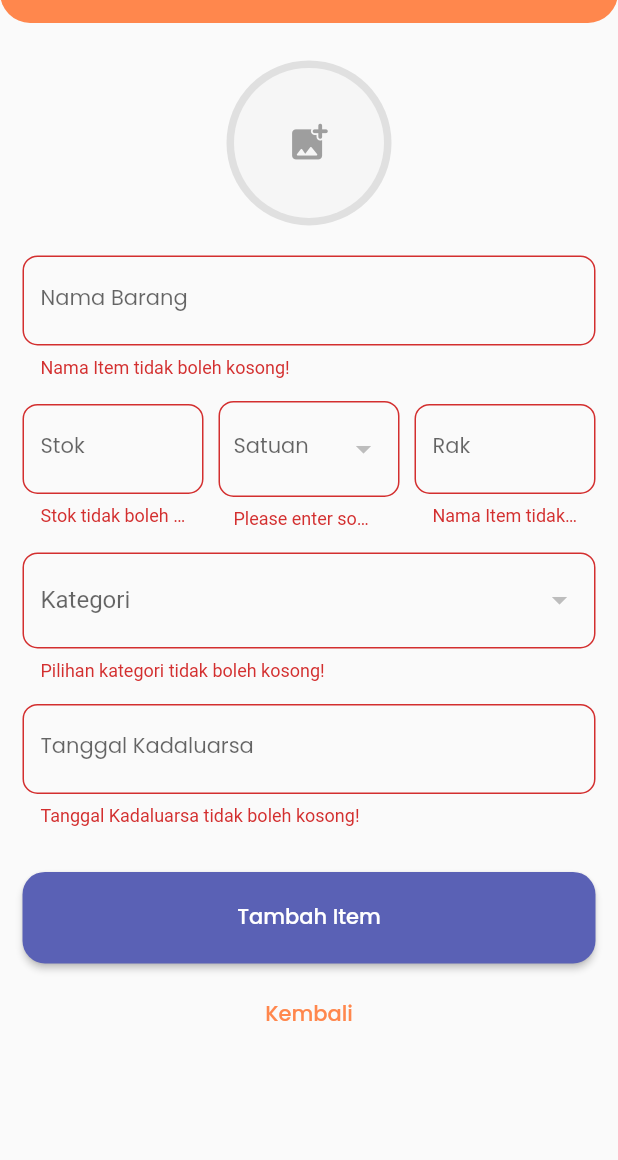
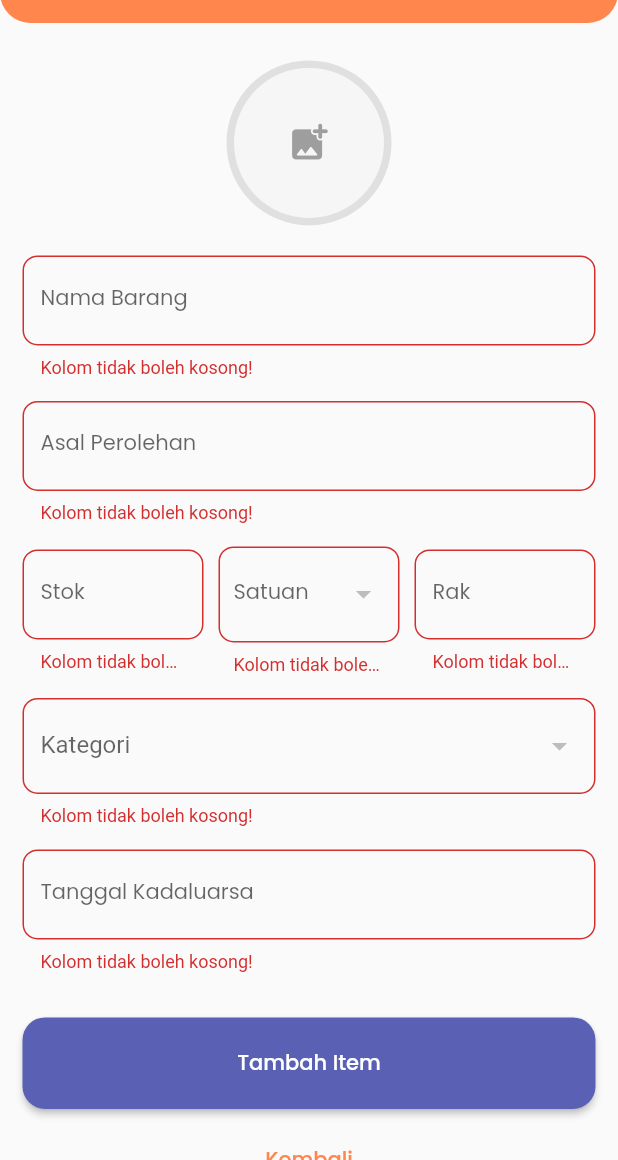
Before and after one commit to Remienne/ta_sistemManajemenLogistik, a Flutter app: the LogisticInput screen opened directly, after a tap on "Tambah Item", on a phone screen of 412 x 824 dp, the part 76-1236 px from its top. Run offline on Flutter 3.47's test engine with Material 2 defaults, Android fonts, the phone set to English and light mode, and no system bars; our stand-ins replace cached_network_image, cloud_firestore, dots_indicator, firebase_auth, firebase_core, firebase_storage and 6 more; accounts and stored records are empty.

Commit message:
- added one more field 'Asal Perolehan' into firebase and inside the app

```diff
--- a/lib/features/logisticMain/controllers/logistic_input_controller.dart
+++ b/lib/features/logisticMain/controllers/logistic_input_controller.dart
@@ -8,6 +8,7 @@ class LogisticInputController extends GetxController{
 
   //Textfield Controllers to get data from Textfields
   final name = TextEditingController();
+  final source = TextEditingController();
   final storageID = TextEditingController();
   final units = TextEditingController();
   final stock = TextEditingController();
--- a/lib/features/logisticMain/views/logistic_input.dart
+++ b/lib/features/logisticMain/views/logistic_input.dart
@@ -32,6 +32,7 @@ class _LogisticInputState extends State<LogisticInput> {
 
   // ignore: prefer_typing_uninitialized_variables
   var category, units, _urlItemImage;
+  String validatorNull = 'Kolom tidak boleh kosong!';
   DateTime dateNow = DateTime.now();
   DateTime selectedDate = DateTime.now();
 
@@ -240,7 +241,30 @@ class _LogisticInputState extends State<LogisticInput> {
                     ),
                     validator: (value) {
                       if (value == null || value.isEmpty) {
-                        return 'Nama Item tidak boleh kosong!';
+                        return validatorNull;
+                      }
+                      return null;
+                    },
+                  ),
+
+                  const SizedBox(height: 15),
+
+                  //input asal perolehan
+                  TextFormField(
+                    autovalidateMode: AutovalidateMode.onUserInteraction,
+                    controller: logisticController.source,
+                    style: GoogleFonts.poppins(
+                      fontSize: 14,
+                    ),
+                    decoration: InputDecoration(
+                      labelText: 'Asal Perolehan',
+                      border: OutlineInputBorder(
+                        borderRadius: BorderRadius.circular(10),
+                      ),
+                    ),
+                    validator: (value) {
+                      if (value == null || value.isEmpty) {
+                        return validatorNull;
                       }
                       return null;
                     },
@@ -257,7 +281,7 @@ class _LogisticInputState extends State<LogisticInput> {
                             autovalidateMode: AutovalidateMode.onUserInteraction,
                             validator: (value) {
                               if (value == null || value.isEmpty) {
-                                return 'Stok tidak boleh kosong!';
+                                return validatorNull;
                               }
                               return null;
                             },
@@ -301,7 +325,7 @@ class _LogisticInputState extends State<LogisticInput> {
                               autovalidateMode: AutovalidateMode.onUserInteraction,
                               validator: (value) {
                                 if (value == null) {
-                                  return 'Please enter some text';
+                                  return validatorNull;
                                 }
                                 return null;
                               },
@@ -335,7 +359,7 @@ class _LogisticInputState extends State<LogisticInput> {
                           autovalidateMode: AutovalidateMode.onUserInteraction,
                           validator: (value) {
                             if (value == null || value.isEmpty) {
-                              return 'Nama Item tidak boleh kosong!';
+                              return validatorNull;
                             }
                             return null;
                           },
@@ -389,7 +413,7 @@ class _LogisticInputState extends State<LogisticInput> {
                         ),
                         validator: (value) {
                           if (value == null) {
-                            return 'Pilihan kategori tidak boleh kosong!';
+                            return validatorNull;
                           }
                           return null;
                         },
@@ -426,7 +450,7 @@ class _LogisticInputState extends State<LogisticInput> {
                       ),
                       validator: (value) {
                         if (value == null || value.isEmpty) {
-                          return 'Tanggal Kadaluarsa tidak boleh kosong!';
+                          return validatorNull;
                         }
                         return null;
                       },
@@ -463,6 +487,7 @@ class _LogisticInputState extends State<LogisticInput> {
                                   setState(() {
                                     final logistics = LogisticsModel(
                                         name: logisticController.name.text.trim(),
+                                        source: logisticController.source.text.trim(),
                                         storageId: logisticController.storageID.text.trim(),
                                         units: units,
                                         stock: double.parse(logisticController.stock.text.trim()),
@@ -470,7 +495,7 @@ class _LogisticInputState extends State<LogisticInput> {
                                         dateEnd: Timestamp.fromDate(selectedDate),
                                         uploadedDate: Timestamp.fromDate(dateNow),
                                         imgPath: _urlItemImage?? 'Tidak ada gambar',
-                                        officer: userData.name
+                                        officer: userData.name,
                                     );
                                     LogisticInputController.instance.insertItem(logistics);
                                     Get.offAll(() => const LogisticPage());
--- a/lib/features/pdfReport/show_report.dart
+++ b/lib/features/pdfReport/show_report.dart
@@ -26,8 +26,8 @@ class ShowReport extends StatelessWidget {
     Uint8List imageData = (image).buffer.asUint8List();
 
     // Specify the fields you want to include in the PDF
-    List<String> fieldName = ['No', 'Jenis Barang', 'Nama', 'Stok', 'Satuan', 'Tanggal Kadaluarsa'];
-    List<String> fieldContentsFrom = ['Kategori', 'Nama Barang', 'Stok', 'Satuan'];
+    List<String> fieldName = ['No', 'Jenis Barang', 'Nama', 'Perolehan', 'Stok', 'Satuan', 'Kadaluarsa'];
+    List<String> fieldContentsFrom = ['Kategori', 'Nama Barang', 'Asal Perolehan', 'Stok', 'Satuan'];
 
     pdf.addPage(
       pw.Page(
@@ -35,9 +35,13 @@ class ShowReport extends StatelessWidget {
           // Define column widths
           // Define column widths
           Map<int, pw.TableColumnWidth> columnWidths = {
-            0: const pw.FixedColumnWidth(40.0),  // 'No' column
-            3: const pw.FixedColumnWidth(50.0),  // 'No' column
-            4: const pw.FixedColumnWidth(70.0),  // 'No' column
+            0: const pw.FixedColumnWidth(30.0), // 'No' column
+            1: const pw.FixedColumnWidth(55.0), // 'Jenis Barang' column
+            2: const pw.FixedColumnWidth(60.0), // 'Nama' column
+            3: const pw.FixedColumnWidth(60.0), // 'Perolehan' column
+            4: const pw.FixedColumnWidth(35.0), // 'stok' column
+            5: const pw.FixedColumnWidth(40.0), // 'Satuan' column
+            6: const pw.FixedColumnWidth(60.0), // 'Tanggal' column
             // Add more fields and their corresponding widths
           };
           return pw.Column(
@@ -95,7 +99,10 @@ class ShowReport extends StatelessWidget {
                         // 'No' column
                         pw.Padding(
                           padding: const pw.EdgeInsets.all(8),
-                          child: pw.Text((index + 1).toString()),
+                          child: pw.Text(
+                              (index + 1).toString(),
+                              textAlign: pw.TextAlign.center
+                          ),
                         ),
                         // Data columns
                         ...fieldContentsFrom.map((fieldName) {
--- a/lib/repositories/logistic_repository/logistics_model.dart
+++ b/lib/repositories/logistic_repository/logistics_model.dart
@@ -3,6 +3,7 @@ import 'package:cloud_firestore/cloud_firestore.dart';
 class LogisticsModel{
   final String? id;
   final String name;
+  final String source;
   final String storageId;
   final String units;
   final double stock;
@@ -15,6 +16,7 @@ class LogisticsModel{
   LogisticsModel({
     this.id,
     required this.name,
+    required this.source,
     required this.storageId,
     required this.units,
     required this.stock,
@@ -28,6 +30,7 @@ class LogisticsModel{
   toJson(){
     return{
       "Nama Barang": name,
+      "Asal Perolehan": source,
       "Rak": storageId,
       "Satuan": units,
       "Stok": stock,
@@ -44,6 +47,7 @@ class LogisticsModel{
     return LogisticsModel(
         id: document.id,
         name: data['Nama Barang'] ?? '',
+        source: data['Asal Perolehan'] ?? '',
         storageId: data['Rak'] ?? '',
         units: data['Satuan'] ?? '',
         stock: double.parse(data['Stok'].toString()),
```
